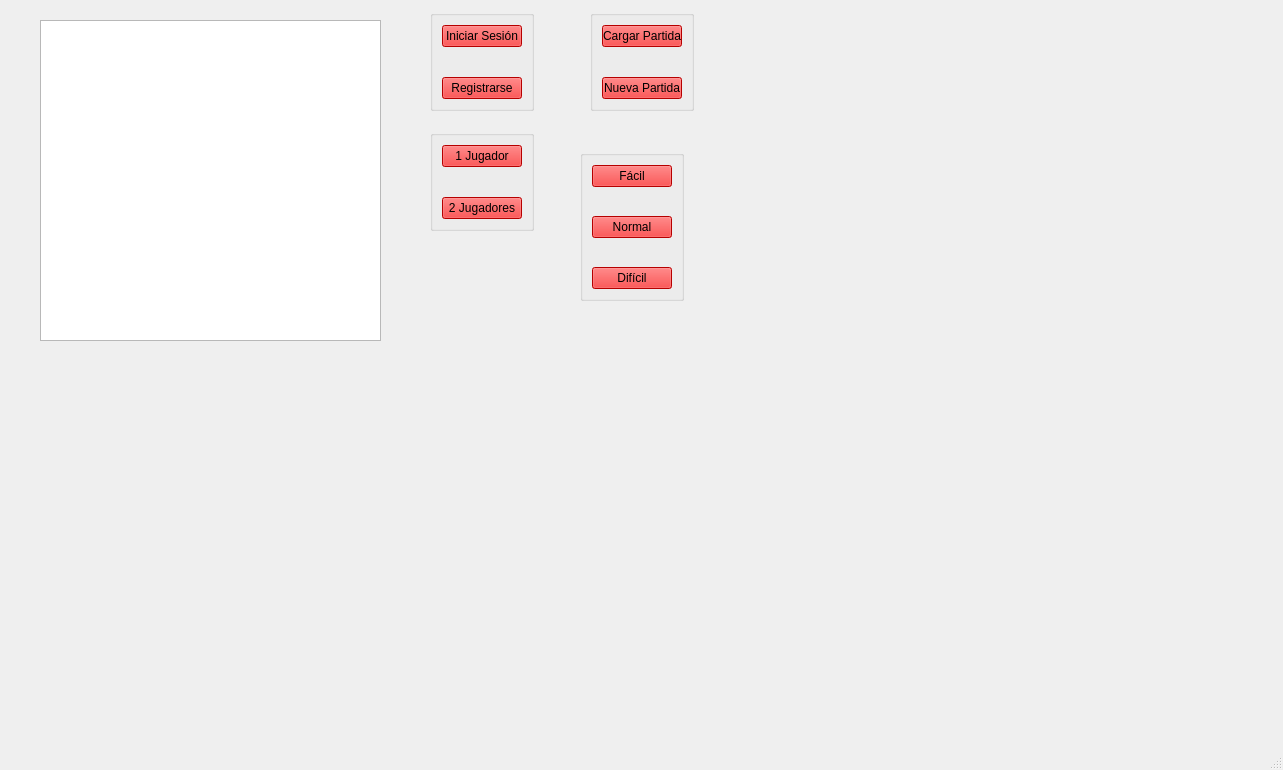
Before: the Qt Designer form PFG/mainwindow.ui in MarianaNV10/ProyectoF, drawn with Qt 5.
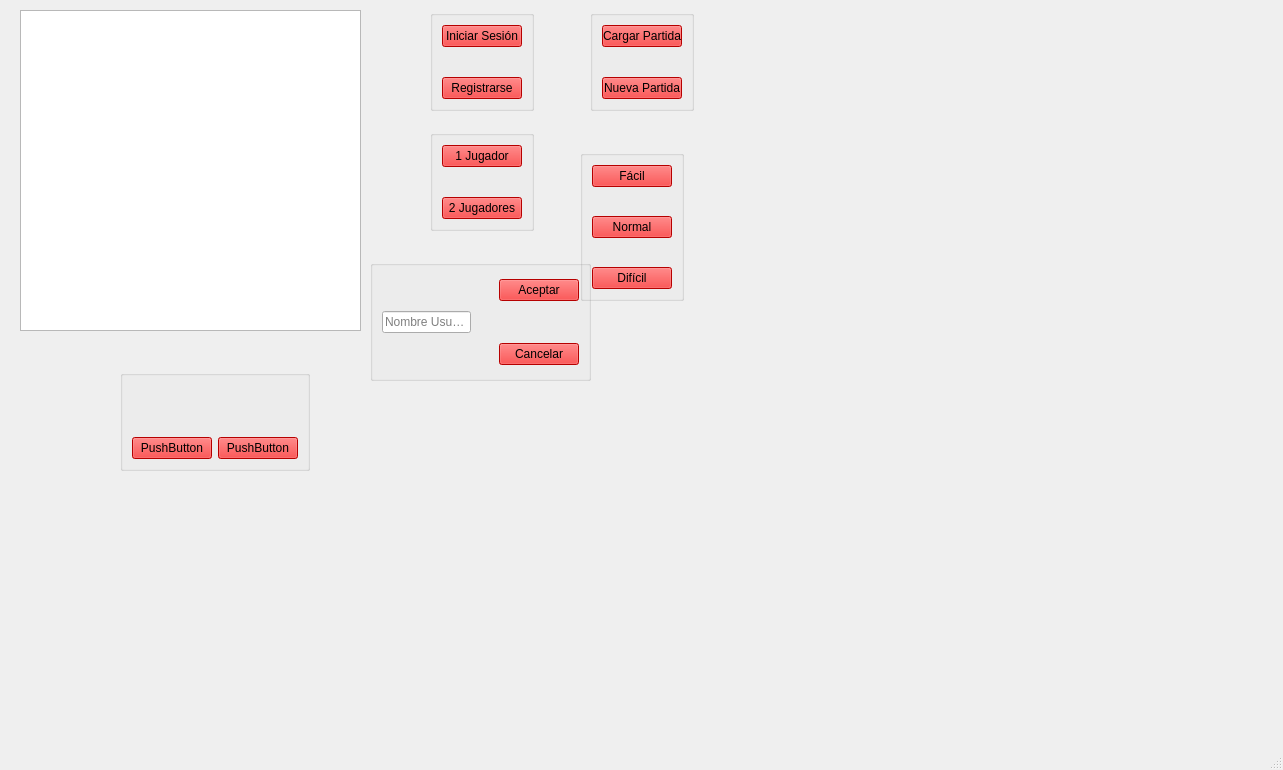
After: the same form once the commit is applied.

What changed in the file:
```diff
--- a/PFG/mainwindow.ui
+++ b/PFG/mainwindow.ui
@@ -17,8 +17,8 @@
    <widget class="QGraphicsView" name="graphicsView">
     <property name="geometry">
      <rect>
-      <x>40</x>
-      <y>20</y>
+      <x>20</x>
+      <y>10</y>
       <width>341</width>
       <height>321</height>
      </rect>
@@ -248,6 +248,139 @@
      </item>
     </layout>
    </widget>
+   <widget class="QGroupBox" name="usuario">
+    <property name="geometry">
+     <rect>
+      <x>370</x>
+      <y>260</y>
+      <width>221</width>
+      <height>121</height>
+     </rect>
+    </property>
+    <property name="title">
+     <string/>
+    </property>
+    <layout class="QGridLayout" name="gridLayout_5">
+     <item row="2" column="2">
+      <widget class="QPushButton" name="cancelar">
+       <property name="styleSheet">
+        <string notr="true">background-color: rgb(255, 0, 0);</string>
+       </property>
+       <property name="text">
+        <string>Cancelar</string>
+       </property>
+      </widget>
+     </item>
+     <item row="1" column="0">
+      <widget class="QLineEdit" name="lineEdit">
+       <property name="styleSheet">
+        <string notr="true">border-color: rgb(255, 0, 0);</string>
+       </property>
+       <property name="placeholderText">
+        <string>Nombre Usuario</string>
+       </property>
+      </widget>
+     </item>
+     <item row="0" column="2">
+      <widget class="QPushButton" name="aceptar">
+       <property name="styleSheet">
+        <string notr="true">background-color: rgb(255, 0, 0);</string>
+       </property>
+       <property name="text">
+        <string>Aceptar</string>
+       </property>
+      </widget>
+     </item>
+     <item row="1" column="1">
+      <spacer name="horizontalSpacer">
+       <property name="orientation">
+        <enum>Qt::Horizontal</enum>
+       </property>
+       <property name="sizeHint" stdset="0">
+        <size>
+         <width>40</width>
+         <height>20</height>
+        </size>
+       </property>
+      </spacer>
+     </item>
+    </layout>
+   </widget>
+   <widget class="QGroupBox" name="personaje">
+    <property name="geometry">
+     <rect>
+      <x>120</x>
+      <y>370</y>
+      <width>190</width>
+      <height>101</height>
+     </rect>
+    </property>
+    <property name="title">
+     <string/>
+    </property>
+    <layout class="QGridLayout" name="gridLayout_6">
+     <item row="0" column="0">
+      <widget class="QLabel" name="guy">
+       <property name="text">
+        <string/>
+       </property>
+      </widget>
+     </item>
+     <item row="2" column="0">
+      <widget class="QPushButton" name="selectguy">
+       <property name="styleSheet">
+        <string notr="true">background-color: rgb(255, 0, 0);</string>
+       </property>
+       <property name="text">
+        <string>PushButton</string>
+       </property>
+      </widget>
+     </item>
+     <item row="0" column="1">
+      <widget class="QLabel" name="steven">
+       <property name="text">
+        <string/>
+       </property>
+      </widget>
+     </item>
+     <item row="2" column="1">
+      <widget class="QPushButton" name="pushButton_2">
+       <property name="styleSheet">
+        <string notr="true">background-color: rgb(255, 0, 0);</string>
+       </property>
+       <property name="text">
+        <string>PushButton</string>
+       </property>
+      </widget>
+     </item>
+     <item row="1" column="0">
+      <spacer name="verticalSpacer_6">
+       <property name="orientation">
+        <enum>Qt::Vertical</enum>
+       </property>
+       <property name="sizeHint" stdset="0">
+        <size>
+         <width>20</width>
+         <height>40</height>
+        </size>
+       </property>
+      </spacer>
+     </item>
+     <item row="1" column="1">
+      <spacer name="verticalSpacer_7">
+       <property name="orientation">
+        <enum>Qt::Vertical</enum>
+       </property>
+       <property name="sizeHint" stdset="0">
+        <size>
+         <width>20</width>
+         <height>40</height>
+        </size>
+       </property>
+      </spacer>
+     </item>
+    </layout>
+   </widget>
   </widget>
   <widget class="QMenuBar" name="menubar">
    <property name="geometry">
```
